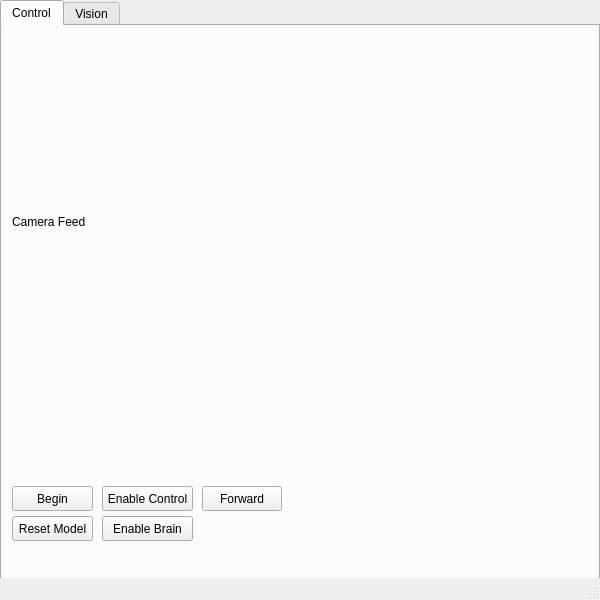
Old version of the form ui/main.ui in the repository Machine-Learning-Robot-Competition/robot_controller.
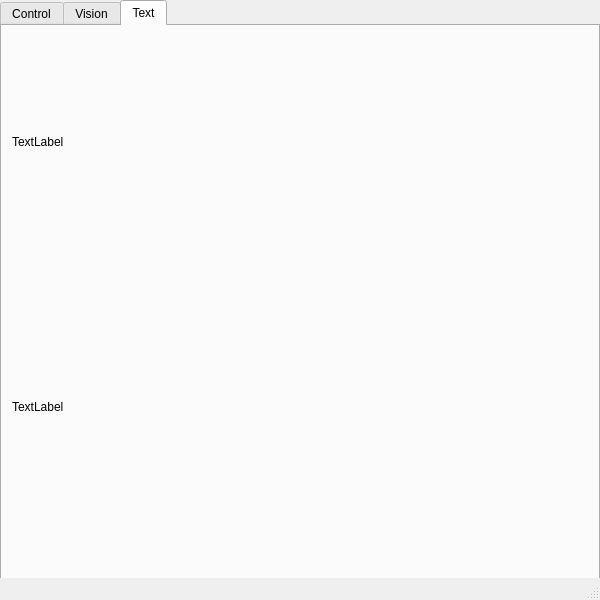
New version of the form. The open tabs and pages were chosen to show the change.

```diff
--- a/ui/main.ui
+++ b/ui/main.ui
@@ -172,6 +172,37 @@
       </property>
      </widget>
     </widget>
+    <widget class="QWidget" name="tab">
+     <attribute name="title">
+      <string>Text</string>
+     </attribute>
+     <widget class="QLabel" name="threshold_image">
+      <property name="geometry">
+       <rect>
+        <x>10</x>
+        <y>10</y>
+        <width>461</width>
+        <height>211</height>
+       </rect>
+      </property>
+      <property name="text">
+       <string>TextLabel</string>
+      </property>
+     </widget>
+     <widget class="QLabel" name="contours_image">
+      <property name="geometry">
+       <rect>
+        <x>10</x>
+        <y>240</y>
+        <width>561</width>
+        <height>281</height>
+       </rect>
+      </property>
+      <property name="text">
+       <string>TextLabel</string>
+      </property>
+     </widget>
+    </widget>
    </widget>
   </widget>
   <widget class="QMenuBar" name="menubar">
```
Left out of the diff: 15 changed lines with no effect on the pictures.
